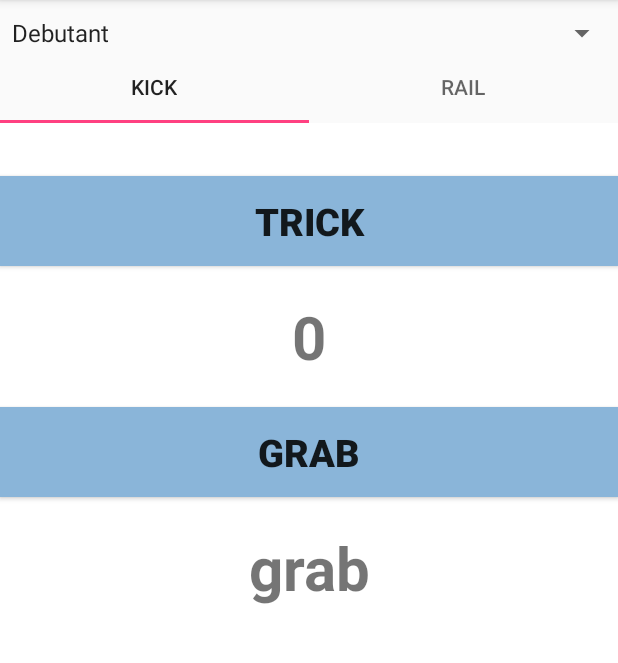
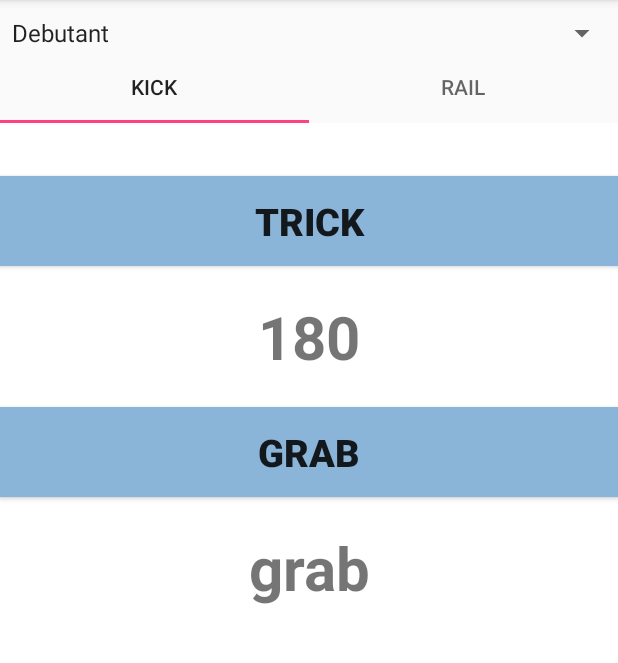
Before and after one commit to Lucidarme/Freescred, an Android app: the MainActivity screen opened directly, with no data from a screen before it, after a tap on "TRICK", on a phone screen of 412 x 824 dp, the part 84-747 px from its top. Run offline under Robolectric (Android 15) with nearby library versions, the light colour scheme and no system bars.

Commit message:
grab qui s'affiche pas et trick qui se répète, weird

```diff
--- a/app/src/main/java/com/gangscred/freescred/Debutant.java
+++ b/app/src/main/java/com/gangscred/freescred/Debutant.java
@@ -7,6 +7,8 @@ import android.support.v7.app.AppCompatActivity;
 import android.text.method.HideReturnsTransformationMethod;
 
 import java.util.ArrayList;
+
+
 
 /**
  * Created by larnicol on 25/02/17.
@@ -22,7 +24,7 @@ public class Debutant{
     public ArrayList<String> liste_grab_deb= new ArrayList<>();
     public ArrayList<String> liste_rotation_deb= new ArrayList<>();
     private Context context;
-    String trick_droit;
+
 
     String rot_0;
     String rot_180;
@@ -32,18 +34,19 @@ public class Debutant{
     String grab_japan;
     String grab_cossak;
     String grab_safety;
+    String grab_nograb;
 
 
     public Debutant(Context context) {
         this.context=context;
-        String rot_0=context.getResources().getString(R.string.rot_0);
-        String rot_180=context.getResources().getString(R.string.rot_180);
-        String rot_360=context.getResources().getString(R.string.rot_360);
-        String grab_nograb=context.getResources().getString(R.string.grab_nograb);
-        String grab_mute=context.getResources().getString(R.string.grab_mute);
-        String grab_japan=context.getResources().getString(R.string.grab_japan);
-        String grab_cossak=context.getResources().getString(R.string.grab_cossak);
-        String grab_safety=context.getResources().getString(R.string.grab_safety);
+        rot_0=context.getResources().getString(R.string.rot_0);
+        rot_180=context.getResources().getString(R.string.rot_180);
+        rot_360=context.getResources().getString(R.string.rot_360);
+        grab_nograb=context.getResources().getString(R.string.grab_nograb);
+        grab_mute=context.getResources().getString(R.string.grab_mute);
+        grab_japan=context.getResources().getString(R.string.grab_japan);
+        grab_cossak=context.getResources().getString(R.string.grab_cossak);
+        grab_safety=context.getResources().getString(R.string.grab_safety);
 
         // private String grab_cossak=getString(R.string.grab_cossak);
         liste_trick_deb.add("");
--- a/app/src/main/java/com/gangscred/freescred/KickFragment.java
+++ b/app/src/main/java/com/gangscred/freescred/KickFragment.java
@@ -18,7 +18,10 @@ public class KickFragment extends Fragment{
     Intermediaire Inter;
     Expert Exp;
     Button but_trick;
+    Button but_grab;
     TextView text_trick;
+    TextView text_grab;
+
     MainActivity myActivity = null;
 
     private int mPage;
@@ -52,6 +55,8 @@ public class KickFragment extends Fragment{
 
         but_trick = (Button) view.findViewById(R.id.trick);
         text_trick = (TextView) view.findViewById(R.id.text_trick);
+        but_grab=(Button) view.findViewById(R.id.grab);
+        text_grab= (TextView) view.findViewById(R.id.text_grab);
 
 
 
@@ -59,26 +64,21 @@ public class KickFragment extends Fragment{
             @Override
             public void onClick(View v) {
 
-                /*
-                Je récupère la valeur de spinnerLevel. Le problème c'est que comme j'ai pas fais de
-                callbak et tout le bordel, t'es obligé de faire cette ligne avant chaque fonction ou
-                tu as besoin de spinner_list_level.
-                C'est pas le plus optimisé, mais c'est le plus simple.
-                 */
+                String trick_Deb;
+                String trick_Inter;
+                String trick_Exp;
                 Spinner spinner_list_level = myActivity.getSpinnerLevel();
-
-
                 if (spinner_list_level.getSelectedItem().toString().equals("Debutant")){
-                String trick_Deb=Deb.Trick();
-                text_trick.setText(Deb.Trick());
+                    trick_Deb=Deb.Trick();
+                    text_trick.setText(trick_Deb);
                 }
                 else{
                     if (spinner_list_level.getSelectedItem().toString().equals("Intermediaire")){
-                        String trick_Inter=Inter.Trick();
+                        trick_Inter=Inter.Trick();
                         text_trick.setText(trick_Inter);
                     }
                     else{
-                        String trick_Exp=Exp.Trick();
+                        trick_Exp=Exp.Trick();
                         text_trick.setText(trick_Exp);
                     }
 
@@ -86,6 +86,45 @@ public class KickFragment extends Fragment{
 
             }
         });
+        but_grab.setOnClickListener(new View.OnClickListener() {
+            String grab_Deb;
+            String grab_Inter;
+            String grab_Exp;
+            Spinner spinner_list_level = myActivity.getSpinnerLevel();
+            public void onClick(View v) {
+
+                if (spinner_list_level.getSelectedItem().toString().equals("Debutant")){
+                    //DEBUTANT
+                    grab_Deb=Deb.Grab();
+                    text_grab.setText(grab_Deb);
+                }
+                else{
+                    if (spinner_list_level.getSelectedItem().toString().equals("Intermediaire")){
+                        //INTERMEDIAIRE
+                        grab_Inter=Inter.Grab();
+                        text_grab.setText(grab_Inter);
+                    }
+                    else{
+                        //EXPERT
+                        grab_Exp=Exp.Grab();
+                        text_grab.setText(grab_Exp);
+                    }
+
+                }
+
+            }
+        });
+
+                /*
+                Je récupère la valeur de spinnerLevel. Le problème c'est que comme j'ai pas fais de
+                callbak et tout le bordel, t'es obligé de faire cette ligne avant chaque fonction ou
+                tu as besoin de spinner_list_level.
+                C'est pas le plus optimisé, mais c'est le plus simple.
+                 */
+
+
+
+
 
 
         return view;
--- a/app/src/main/java/com/gangscred/freescred/MainActivity.java
+++ b/app/src/main/java/com/gangscred/freescred/MainActivity.java
@@ -22,23 +22,12 @@ import java.util.List;
 
 public class MainActivity extends AppCompatActivity {
     Spinner spinner_list_level=null;
-    public String level;
     @Override
     protected void onCreate(Bundle savedInstanceState) {
         super.onCreate(savedInstanceState);
         setContentView(R.layout.activity_main);
         spinner_list_level=(Spinner) findViewById(R.id.spinner_level);
-        spinner_list_level.setOnItemSelectedListener(new AdapterView.OnItemSelectedListener() {
-            @Override
-            public void onItemSelected(AdapterView<?> parent, View view, int position, long id) {
-                level=spinner_list_level.getSelectedItem().toString();
-            }
 
-            @Override
-            public void onNothingSelected(AdapterView<?> parent) {
-
-            }
-        });
         // Get the ViewPager and set it's PagerAdapter so that it can display items
         ViewPager viewPager = (ViewPager) findViewById(R.id.viewpager);
         viewPager.setAdapter(new SampleFragmentPagerAdapter(getSupportFragmentManager(),
```
Lines whose indentation alone changed are shown as unchanged.
